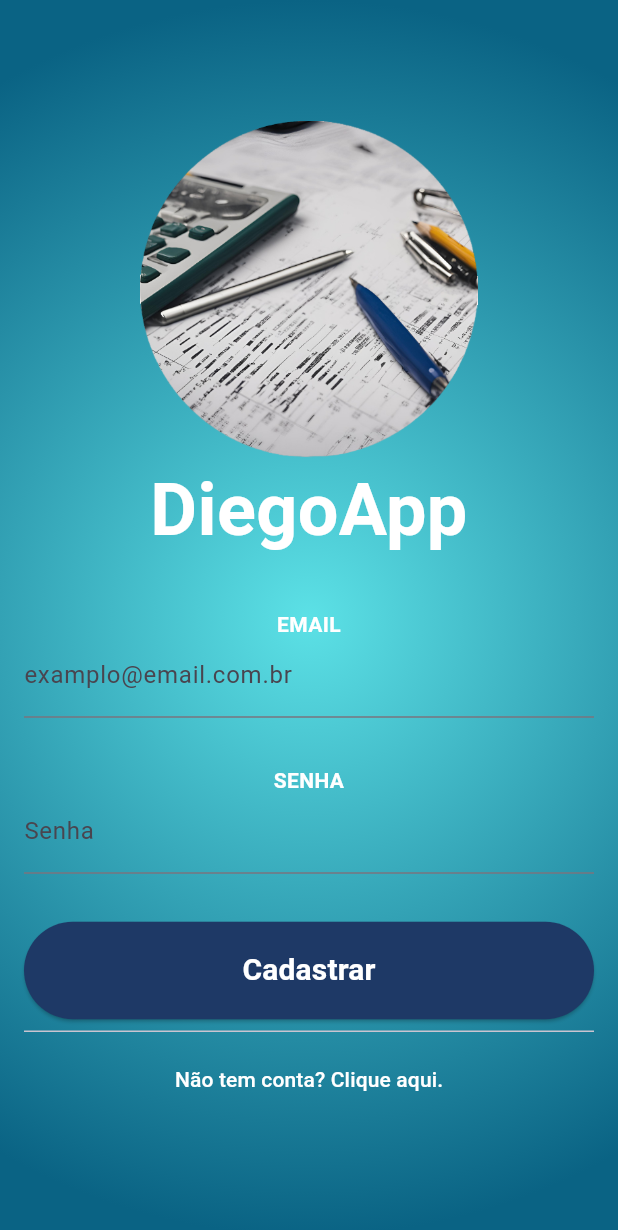
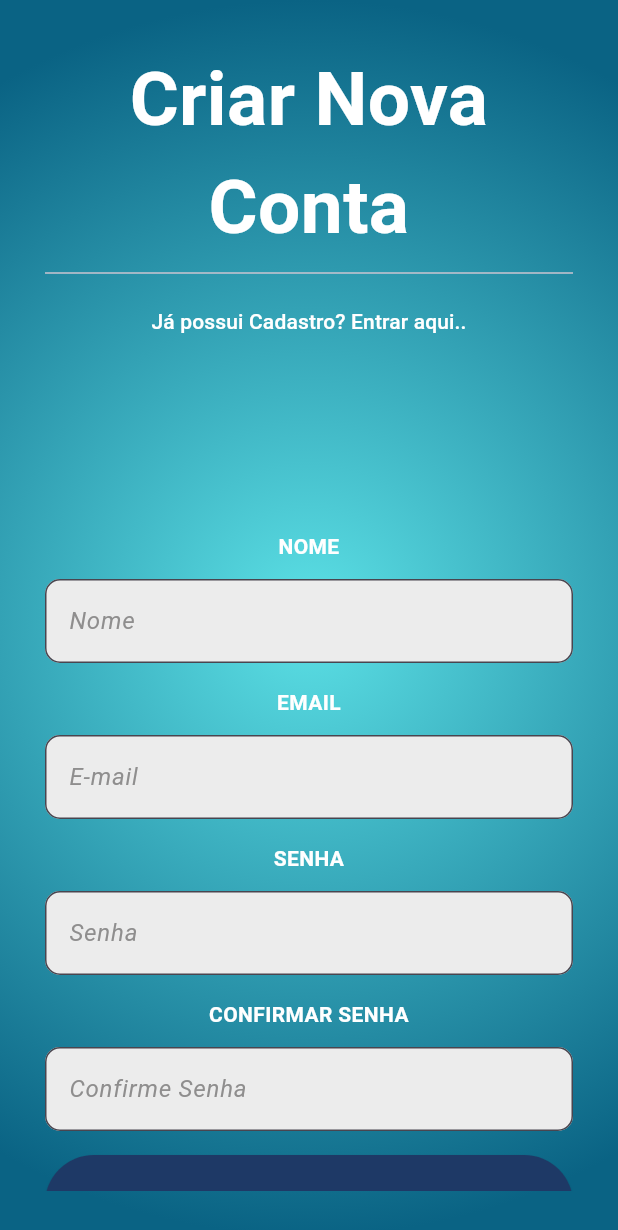
Before and after one commit to devtechpr0/ProjetoAuthentication, a Flutter app: the screen it shows after launch, after a tap on "Não tem conta? Clique aqui.", on a phone screen of 412 x 824 dp. Shown: the top 1230 px of the screen. Run offline on Flutter 3.47's test engine with Material 3 defaults, Android fonts, the phone set to English and light mode, and no system bars.

Commit message:
2806/tarde

```diff
--- /dev/null
+++ b/lib/_core/decoracao.dart
@@ -0,0 +1,16 @@
+import "package:flutter/material.dart";
+import "package:projeto_authentication/_core/minhas_cores.dart";
+
+InputDecoration getAuthenticationInputDecoration(String label) {
+  return InputDecoration(
+    hintText: label,
+    fillColor: MyColors.cinzaClaro,
+    filled: true,
+    alignLabelWithHint: true,
+    hintStyle: const TextStyle(
+      color: MyColors.cinzaEscuro,
+      fontStyle: FontStyle.italic,
+    ),
+    border: OutlineInputBorder(borderRadius: BorderRadius.circular(10)),
+  );
+}
--- a/lib/telas/autenticacao_tela.dart
+++ b/lib/telas/autenticacao_tela.dart
@@ -1,4 +1,5 @@
 import 'package:flutter/material.dart';
+import 'package:projeto_authentication/_core/decoracao.dart';
 import 'package:projeto_authentication/_core/minhas_cores.dart';
 
 class AuthenticationScreen extends StatefulWidget {
@@ -13,7 +14,6 @@ class _AuthenticationScreenState extends State<AuthenticationScreen> {
 
   @override
   Widget build(BuildContext context) {
-    onPressed() {}
     return Scaffold(
       body: Stack(
         children: [
@@ -25,26 +25,100 @@ class _AuthenticationScreenState extends State<AuthenticationScreen> {
             ])),
           ),
           Padding(
-            padding: const EdgeInsets.all(16.0),
+            padding: const EdgeInsets.all(30.0),
             child: Form(
+              child: Center(
+                child: SingleChildScrollView(
                   child: Column(
                     mainAxisAlignment: MainAxisAlignment.center,
                     crossAxisAlignment: CrossAxisAlignment.stretch,
+                    children: [
+                      Visibility(
+                        visible: queroEntrar,
+                        child: Column(
                           children: [
                             Image.asset(
                               "assets/logo.png",
                               height: 225,
                             ),
+                            const SizedBox(
+                              height: 80,
+                            ),
+                          ],
+                        ),
+                      ),
+                      Visibility(
+                        visible: !queroEntrar,
+                        child: Column(
+                          children: [
                             const Text(
-                    'DiegoApp',
+                              'Criar Nova',
                               style: TextStyle(
-                        color: Colors.white,
-                        fontSize: 48,
-                        fontWeight: FontWeight.bold),
+                                color: MyColors.branco,
+                                fontSize: 50,
+                                fontWeight: FontWeight.bold,
+                              ),
                               textAlign: TextAlign.center,
                             ),
+                            const Text(
+                              'Conta',
+                              style: TextStyle(
+                                color: MyColors.branco,
+                                fontSize: 50,
+                                fontWeight: FontWeight.bold,
+                              ),
+                              textAlign: TextAlign.center,
+                            ),
+                            const Divider(),
+                            TextButton(
+                                onPressed: () {
+                                  setState(() {
+                                    queroEntrar = !queroEntrar;
+                                  });
+                                },
+                                child: const Text(
+                                  'Já possui Cadastro? Entrar aqui..',
+                                  style: TextStyle(
+                                    color: MyColors.branco,
+                                  ),
+                                )),
                             const SizedBox(
-                    height: 32,
+                              height: 100,
+                            ),
+                          ],
+                        ),
+                      ),
+                      Visibility(
+                          visible: !queroEntrar,
+                          child: Column(
+                            children: [
+                              const SizedBox(
+                                height: 16,
+                              ),
+                              Column(
+                                children: [
+                                  const SizedBox(
+                                    height: 16,
+                                    child: Text(
+                                      'NOME',
+                                      textAlign: TextAlign.center,
+                                      style: TextStyle(
+                                          color: MyColors.branco,
+                                          fontWeight: FontWeight.bold),
+                                    ),
+                                  ),
+                                  const SizedBox(height: 16),
+                                  TextFormField(
+                                    decoration:
+                                        getAuthenticationInputDecoration(
+                                            'Nome'),
+                                  ),
+                                ],
+                              )
+                            ],
+                          )),
+                      const SizedBox(
+                        height: 16,
                       ),
                       const SizedBox(
                         height: 16,
@@ -52,16 +126,16 @@ class _AuthenticationScreenState extends State<AuthenticationScreen> {
                           'EMAIL',
                           textAlign: TextAlign.center,
                           style: TextStyle(
-                          color: MyColors.branco, fontWeight: FontWeight.bold),
+                              color: MyColors.branco,
+                              fontWeight: FontWeight.bold),
                         ),
                       ),
+                      const SizedBox(height: 16),
                       TextFormField(
-                    decoration: const InputDecoration(
-                      label: Text('examplo@email.com.br'),
-                    ),
+                        decoration: getAuthenticationInputDecoration('E-mail'),
                       ),
                       const SizedBox(
-                    height: 32,
+                        height: 16,
                       ),
                       const SizedBox(
                         height: 16,
@@ -71,25 +145,43 @@ class _AuthenticationScreenState extends State<AuthenticationScreen> {
                                 color: MyColors.branco,
                                 fontWeight: FontWeight.bold)),
                       ),
+                      const SizedBox(height: 16),
                       TextFormField(
-                    decoration: const InputDecoration(
-                      label: Text('Senha'),
-                    ),
+                        decoration: getAuthenticationInputDecoration('Senha'),
                         obscureText: true,
                       ),
                       const SizedBox(
-                    height: 32,
+                        height: 16,
+                      ),
+                      Visibility(
+                          visible: !queroEntrar,
+                          child: Column(
+                            children: [
+                              const SizedBox(
+                                height: 16,
+                                child: Text('CONFIRMAR SENHA',
+                                    textAlign: TextAlign.center,
+                                    style: TextStyle(
+                                        color: MyColors.branco,
+                                        fontWeight: FontWeight.bold)),
+                              ),
+                              const SizedBox(height: 16),
+                              TextFormField(
+                                decoration: getAuthenticationInputDecoration(
+                                    'Confirme Senha'),
+                                obscureText: true,
+                              ),
+                            ],
+                          )),
+                      const SizedBox(
+                        height: 16,
                       ),
                       ElevatedButton(
                         style: const ButtonStyle(
-                        fixedSize:
-                            WidgetStatePropertyAll(Size(double.infinity, 65)),
-                        backgroundColor:
-                            WidgetStatePropertyAll<Color>(MyColors.azulEscuro)),
-                    // ElevatedButton.styleFrom(
-                    //     backgroundColor: MyColors.azulEscuro,
-                    //     minimumSize: Size(double.infinity, 65),
-                    //     ),
+                            fixedSize: WidgetStatePropertyAll(
+                                Size(double.infinity, 65)),
+                            backgroundColor: WidgetStatePropertyAll<Color>(
+                                MyColors.azulEscuro)),
                         onPressed: () {},
                         child: Text(
                           (queroEntrar) ? 'Entrar' : 'Cadastrar',
@@ -99,6 +191,13 @@ class _AuthenticationScreenState extends State<AuthenticationScreen> {
                               color: MyColors.branco),
                         ),
                       ),
+                      const SizedBox(
+                        height: 16,
+                      ),
+                      Visibility(
+                        visible: queroEntrar,
+                        child: Column(
+                          children: [
                             const Divider(),
                             TextButton(
                                 onPressed: () {
@@ -111,8 +210,13 @@ class _AuthenticationScreenState extends State<AuthenticationScreen> {
                                   style: TextStyle(
                                     color: MyColors.branco,
                                   ),
-                      ))
+                                )),
                           ],
+                        ),
+                      )
+                    ],
+                  ),
+                ),
               ),
             ),
           ),
```
Lines whose indentation alone changed are shown as unchanged.
